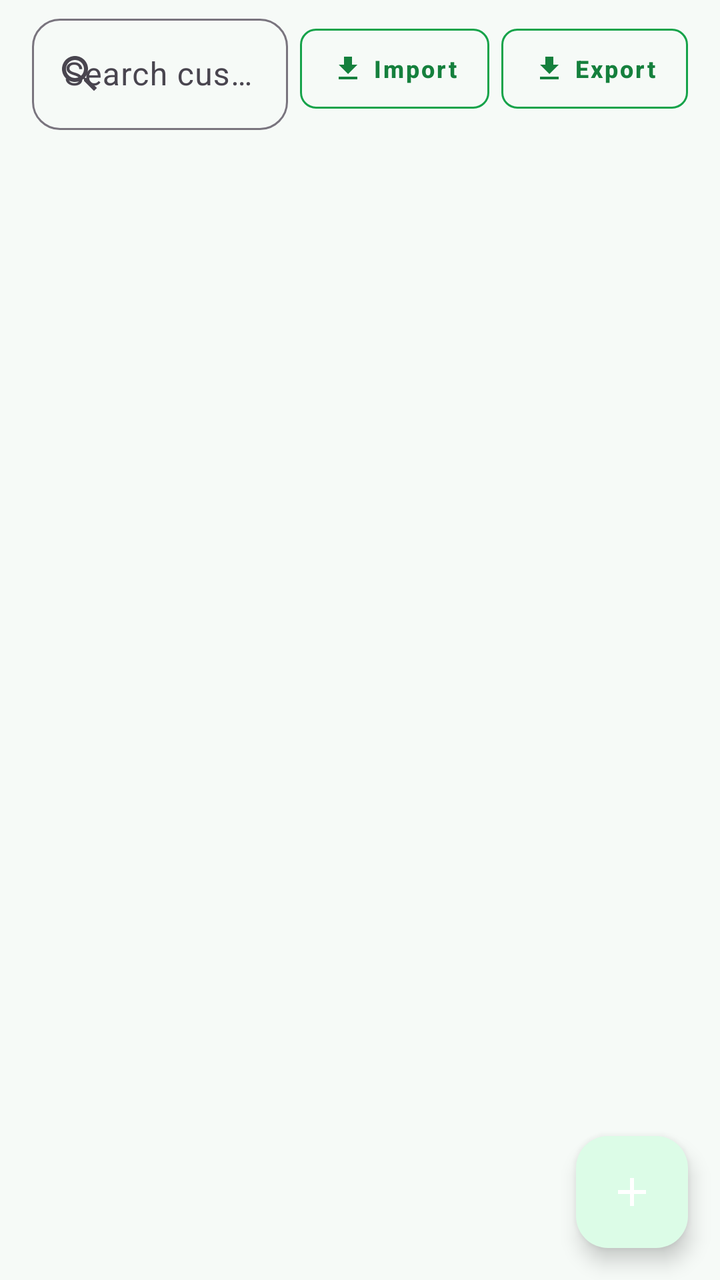
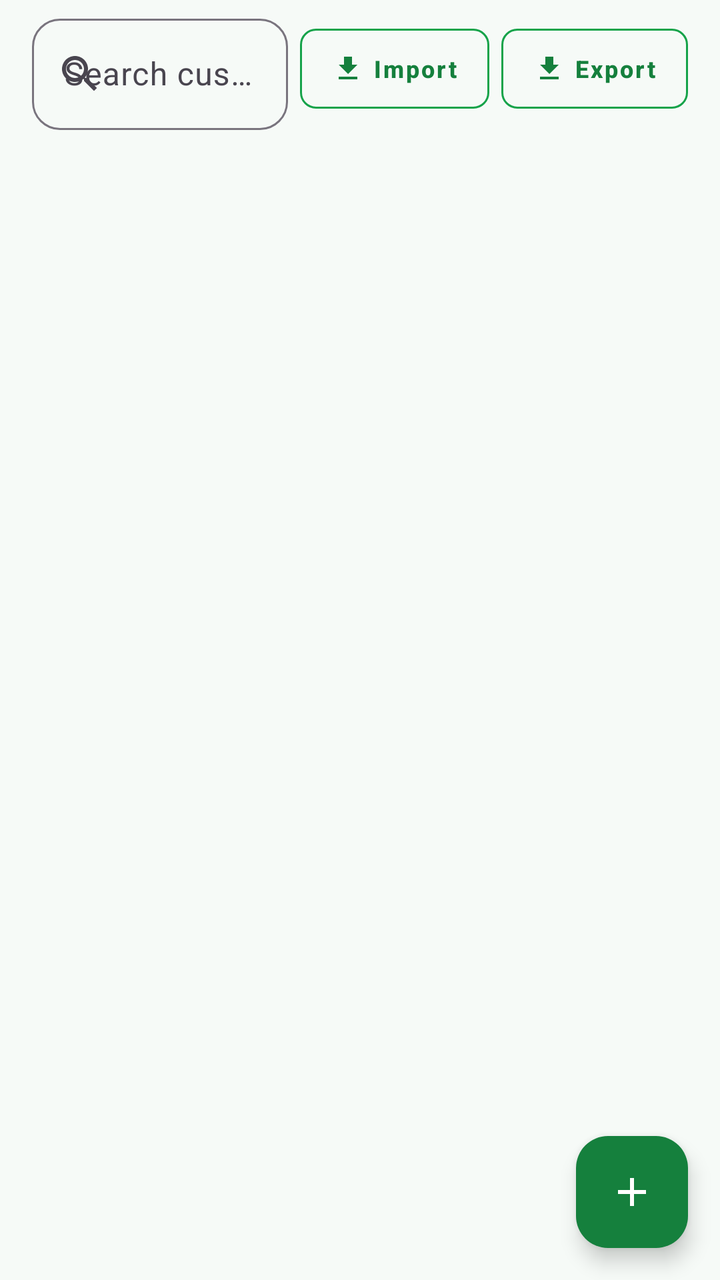

Screens rendered from an Android XML layout before and after an edit, with the pre-edit source and the edit as a unified diff.
<!-- AndroidManifest.xml: application theme Theme.MobileShopkeeper -->
<!-- res/layout/fragment_customers.xml -->
<?xml version="1.0" encoding="utf-8"?>
<androidx.coordinatorlayout.widget.CoordinatorLayout
    xmlns:android="http://schemas.android.com/apk/res/android"
    xmlns:app="http://schemas.android.com/apk/res-auto"
    android:layout_width="match_parent" android:layout_height="match_parent">

    <LinearLayout android:layout_width="match_parent" android:layout_height="match_parent"
        android:orientation="vertical">

        
        <com.google.android.material.card.MaterialCardView
            android:id="@+id/cardCallToday"
            android:layout_width="match_parent"
            android:layout_height="wrap_content"
            android:layout_marginHorizontal="16dp"
            android:layout_marginTop="12dp"
            app:cardCornerRadius="12dp"
            app:cardBackgroundColor="#FFF3E0"
            app:strokeColor="#FF9800"
            app:strokeWidth="1dp"
            android:visibility="gone">
            <LinearLayout
                android:layout_width="match_parent"
                android:layout_height="wrap_content"
                android:orientation="vertical"
                android:padding="16dp">
                <TextView
                    android:layout_width="wrap_content"
                    android:layout_height="wrap_content"
                    android:text="🚨 Call Today (Top 3 Overdue)"
                    android:textSize="14sp"
                    android:textColor="#E65100"
                    android:textStyle="bold"
                    android:layout_marginBottom="8dp"/>
                <TextView
                    android:id="@+id/tvCallTodayList"
                    android:layout_width="match_parent"
                    android:layout_height="wrap_content"
                    android:textSize="14sp"
                    android:textColor="#BF360C"/>
            </LinearLayout>
        </com.google.android.material.card.MaterialCardView>

        <LinearLayout
            android:layout_width="match_parent"
            android:layout_height="wrap_content"
            android:orientation="horizontal"
            android:gravity="center_vertical"
            android:layout_marginHorizontal="16dp"
            android:layout_marginTop="4dp"
            android:layout_marginBottom="8dp">

            <com.google.android.material.textfield.TextInputLayout
                android:layout_width="0dp"
                android:layout_height="wrap_content"
                android:layout_weight="1"
                style="@style/Widget.Material3.TextInputLayout.OutlinedBox"
                app:startIconDrawable="@drawable/ic_search">
                <com.google.android.material.textfield.TextInputEditText
                    android:id="@+id/etCustomerSearch"
                    android:layout_width="match_parent"
                    android:layout_height="wrap_content"
                    android:hint="Search customers…"/>
            </com.google.android.material.textfield.TextInputLayout>

            <com.google.android.material.button.MaterialButton
                android:id="@+id/btnImportCustomers"
                style="@style/Widget.MaterialComponents.Button.OutlinedButton"
                android:layout_width="wrap_content"
                android:layout_height="52dp"
                android:layout_marginStart="6dp"
                android:text="Import"
                android:textSize="12sp"
                android:textColor="@color/green_700"
                app:icon="@drawable/ic_import"
                app:iconTint="@color/green_700"
                app:iconSize="16dp"
                app:strokeColor="@color/green_600"
                app:cornerRadius="8dp"/>

            <com.google.android.material.button.MaterialButton
                android:id="@+id/btnExportCustomers"
                style="@style/Widget.MaterialComponents.Button.OutlinedButton"
                android:layout_width="wrap_content"
                android:layout_height="52dp"
                android:layout_marginStart="6dp"
                android:text="Export"
                android:textSize="12sp"
                android:textColor="@color/green_700"
                app:icon="@drawable/ic_export"
                app:iconTint="@color/green_700"
                app:iconSize="16dp"
                app:strokeColor="@color/green_600"
                app:cornerRadius="8dp"/>
        </LinearLayout>

        <androidx.recyclerview.widget.RecyclerView
            android:id="@+id/rvCustomers"
            android:layout_width="match_parent" android:layout_height="0dp"
            android:layout_weight="1" android:paddingHorizontal="16dp"
            android:clipToPadding="false"/>
    </LinearLayout>

    <com.google.android.material.floatingactionbutton.FloatingActionButton
        android:id="@+id/fabAddCustomer"
        android:layout_width="wrap_content" android:layout_height="wrap_content"
        android:layout_gravity="bottom|end" android:layout_margin="16dp"
        app:srcCompat="@drawable/ic_add" app:tint="@color/white"
        android:contentDescription="Add Customer"/>
</androidx.coordinatorlayout.widget.CoordinatorLayout>
<!-- resources referenced by this layout -->
<resources>
  <color name="green_600">#16A34A</color>
  <color name="green_700">#15803D</color>
  <color name="white">#FFFFFF</color>
  <!-- drawable ic_add (drawable) -->
  <vector xmlns:android="http://schemas.android.com/apk/res/android" android:width="24dp" android:height="24dp" android:viewportWidth="24" android:viewportHeight="24"><path android:fillColor="#FFFFFF" android:pathData="M19,13h-6v6h-2v-6L5,13v-2h6L11,5h2v6h6v2z"/></vector>
  <!-- drawable ic_export (drawable) -->
  <vector xmlns:android="http://schemas.android.com/apk/res/android"
      android:width="24dp"
      android:height="24dp"
      android:viewportWidth="24"
      android:viewportHeight="24">
    <path
        android:fillColor="#FF000000"
        android:pathData="M19,9h-4V3H9v6H5l7,7 7,-7zM5,18v2h14v-2H5z"/>
  </vector>
  <!-- drawable ic_import (drawable) -->
  <vector xmlns:android="http://schemas.android.com/apk/res/android"
      android:width="24dp"
      android:height="24dp"
      android:viewportWidth="24"
      android:viewportHeight="24">
      <path
          android:fillColor="#15803D"
          android:pathData="M19,9h-4V3H9v6H5l7,7 7,-7zM5,18v2h14v-2H5z"/>
  </vector>
  <style name="Theme.MobileShopkeeper" parent="Theme.Material3.Light.NoActionBar">
          <item name="colorPrimary">@color/green_800</item>
          <item name="colorOnPrimary">@color/white</item>
          <item name="colorPrimaryContainer">@color/green_100</item>
          <item name="colorOnPrimaryContainer">@color/green_900</item>
          <item name="colorSecondary">@color/green_600</item>
          <item name="colorOnSecondary">@color/white</item>
          <item name="colorSecondaryContainer">@color/green_100</item>
          <item name="colorSurface">@color/surface</item>
          <item name="colorOnSurface">@color/text_primary</item>
          <item name="android:colorBackground">@color/background_light</item>
          <item name="colorError">@color/error</item>
  
          <item name="android:statusBarColor">@color/green_900</item>
          <item name="android:navigationBarColor">@color/white</item>
          <item name="android:windowLightStatusBar">false</item>
  
          <item name="shapeAppearanceMediumComponent">@style/Shape.MobileShop.Medium</item>
          <item name="materialButtonStyle">@style/Widget.MobileShop.Button</item>
          <item name="textInputStyle">@style/Widget.MobileShop.TextInput</item>
      </style>
  <color name="green_800">#166534</color>
  <color name="green_100">#DCFCE7</color>
  <color name="green_900">#14532D</color>
  <color name="surface">#FFFFFF</color>
  <color name="text_primary">#1A2E22</color>
  <color name="background_light">#F6FAF7</color>
  <color name="error">#DC2626</color>
  <style name="Shape.MobileShop.Medium" parent="ShapeAppearance.Material3.MediumComponent">
          <item name="cornerSize">14dp</item>
      </style>
  <style name="Widget.MobileShop.Button" parent="Widget.Material3.Button">
          <item name="cornerRadius">14dp</item>
          <item name="android:textAllCaps">false</item>
          <item name="android:paddingTop">14dp</item>
          <item name="android:paddingBottom">14dp</item>
          <item name="android:textStyle">bold</item>
      </style>
  <!-- unchanged entries left out for length: 2 -->
</resources>

<!-- the commit's change to res/layout/fragment_customers.xml (unified diff, before → after) -->
@@ -102,6 +102,7 @@
     </LinearLayout>
 
     <com.google.android.material.floatingactionbutton.FloatingActionButton
+        app:backgroundTint="@color/green_700"
         android:id="@+id/fabAddCustomer"
         android:layout_width="wrap_content" android:layout_height="wrap_content"
         android:layout_gravity="bottom|end" android:layout_margin="16dp"
<!-- resource entries referenced after the edit -->
@@ -45,6 +45,7 @@
           <item name="shapeAppearanceMediumComponent">@style/Shape.MobileShop.Medium</item>
           <item name="materialButtonStyle">@style/Widget.MobileShop.Button</item>
           <item name="textInputStyle">@style/Widget.MobileShop.TextInput</item>
+          <item name="android:windowAnimationStyle">@style/WindowAnimations</item>
       </style>
   <color name="green_800">#166534</color>
   <color name="green_100">#DCFCE7</color>
@@ -63,6 +64,12 @@
           <item name="android:paddingBottom">14dp</item>
           <item name="android:textStyle">bold</item>
       </style>
+  <style name="WindowAnimations">
+          <item name="android:activityOpenEnterAnimation">@android:anim/fade_in</item>
+          <item name="android:activityOpenExitAnimation">@android:anim/fade_out</item>
+          <item name="android:activityCloseEnterAnimation">@android:anim/fade_in</item>
+          <item name="android:activityCloseExitAnimation">@android:anim/fade_out</item>
+      </style>
   <!-- unchanged entries left out for length: 2 -->
 </resources>
 
